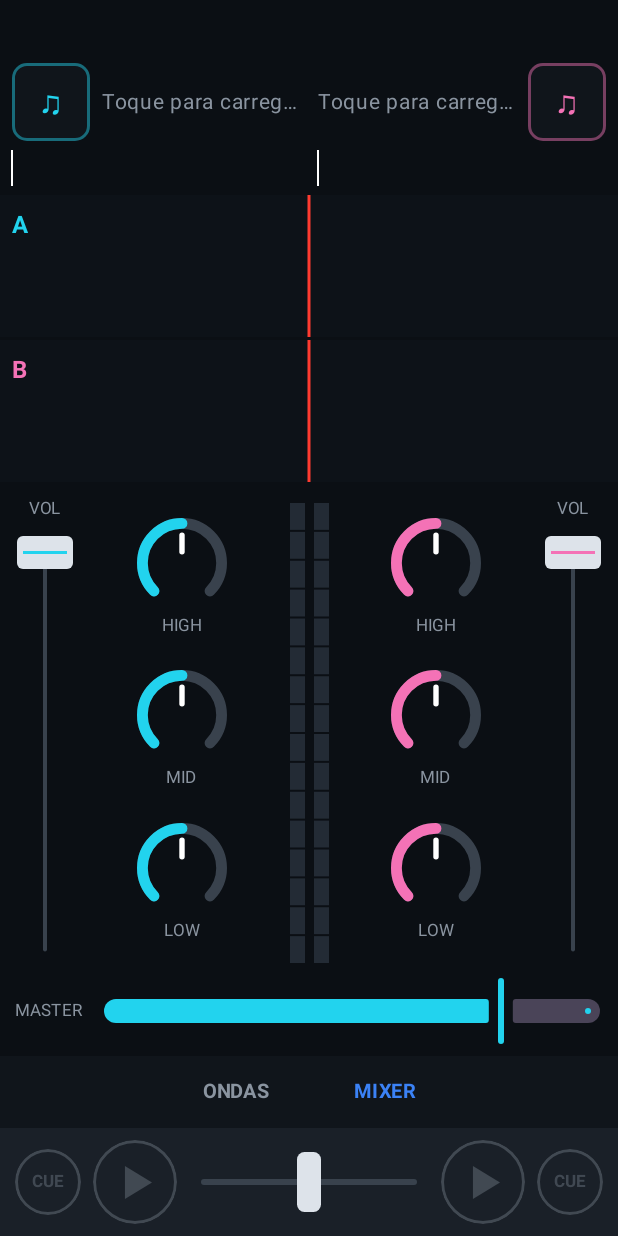
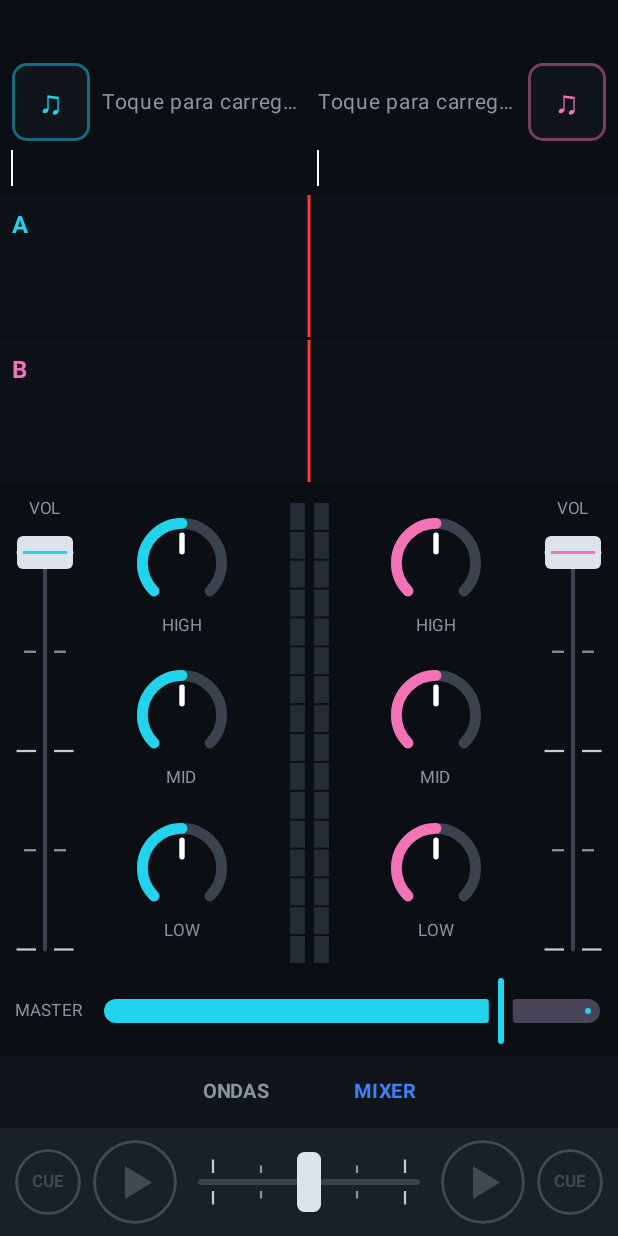
Before and after one commit to anthonylopez15/DjGrooveDeck, an Android app built with Jetpack Compose: the screen it shows after launch (MainActivity), after a tap on "MIXER", on a phone screen of 412 x 824 dp. Run offline under Robolectric (Android 15) with nearby library versions, the phone set to English and light mode, and no system bars.

Commit message:
Add level tick marks to crossfader and volume faders
- Crossfader: 5 marks (0/25/50/75/100%) above and below the groove,
  aligned with the thumb travel
- Volume faders: matching 5 marks on both sides of the groove
- Sizes in dp so the marks stay visible on high-density screens

```diff
--- a/shared/src/commonMain/kotlin/com/anthony/djapp/ui/Components.kt
+++ b/shared/src/commonMain/kotlin/com/anthony/djapp/ui/Components.kt
@@ -139,6 +139,7 @@ fun VerticalFader(
     modifier: Modifier = Modifier,
     resetTo: Float? = null,
     centerTick: Boolean = false,
+    ticks: Int = 0,
 ) {
     val current by rememberUpdatedState(value)
     val change by rememberUpdatedState(onChange)
@@ -161,6 +162,19 @@ fun VerticalFader(
         val cx = size.width / 2f
         val usable = size.height - thumbH
         drawLine(Groove, Offset(cx, thumbH / 2f), Offset(cx, size.height - thumbH / 2f), strokeWidth = 4f, cap = StrokeCap.Round)
+        // marcações de nível (sem números), dos dois lados da guia; as pontas e o meio são mais longos
+        if (ticks >= 2) {
+            for (i in 0 until ticks) {
+                val y = thumbH / 2f + usable * i / (ticks - 1)
+                val major = i == 0 || i == ticks - 1 || i == (ticks - 1) / 2 && ticks % 2 == 1
+                val gap = 6.dp.toPx()
+                val len = (if (major) 13.dp else 8.dp).toPx()
+                val c = if (major) Color(0xFFC3CCD6) else Idle
+                val w = 1.5.dp.toPx()
+                drawLine(c, Offset(cx - gap - len, y), Offset(cx - gap, y), strokeWidth = w)
+                drawLine(c, Offset(cx + gap, y), Offset(cx + gap + len, y), strokeWidth = w)
+            }
+        }
         if (centerTick) {
             val y = thumbH / 2f + usable / 2f
             drawLine(Idle, Offset(cx - 12f, y), Offset(cx + 12f, y), strokeWidth = 2f)
--- a/shared/src/commonMain/kotlin/com/anthony/djapp/ui/DjApp.kt
+++ b/shared/src/commonMain/kotlin/com/anthony/djapp/ui/DjApp.kt
@@ -1,5 +1,6 @@
 package com.anthony.djapp.ui
 
+import androidx.compose.foundation.Canvas
 import androidx.compose.foundation.background
 import androidx.compose.foundation.border
 import androidx.compose.foundation.clickable
@@ -37,7 +38,9 @@ import androidx.compose.runtime.setValue
 import androidx.compose.runtime.withFrameNanos
 import androidx.compose.ui.Alignment
 import androidx.compose.ui.Modifier
+import androidx.compose.ui.geometry.Offset
 import androidx.compose.ui.graphics.Color
+import androidx.compose.ui.graphics.StrokeCap
 import androidx.compose.ui.text.font.FontWeight
 import androidx.compose.ui.text.style.TextAlign
 import androidx.compose.ui.text.style.TextOverflow
@@ -306,6 +309,7 @@ private fun VolumeFader(deck: DeckController, color: Color) {
             range = 0f..1f,
             color = color,
             resetTo = 1f,
+            ticks = 5,
             modifier = Modifier.padding(vertical = 6.dp),
         )
     }
@@ -374,7 +378,23 @@ private fun Crossfader(value: Float, onChange: (Float) -> Unit, modifier: Modifi
             Box(Modifier.size(width = 16.dp, height = 40.dp).background(Color(0xFFDDE3EA), RoundedCornerShape(5.dp)))
         },
         track = {
-            Box(Modifier.fillMaxWidth().height(4.dp).background(Groove, RoundedCornerShape(2.dp)))
+            // guia + 5 marcações (0, 25, 50, 75, 100%) acima e abaixo, alinhadas ao curso da alça
+            Canvas(Modifier.fillMaxWidth().height(40.dp)) {
+                val half = 8.dp.toPx() // metade da largura da alça
+                val usable = size.width - 2 * half
+                val cy = size.height / 2f
+                drawLine(Groove, Offset(0f, cy), Offset(size.width, cy), strokeWidth = 4.dp.toPx(), cap = StrokeCap.Round)
+                val gap = 6.dp.toPx()
+                for (i in 0..4) {
+                    val x = half + usable * i / 4f
+                    val major = i % 2 == 0
+                    val len = (if (major) 9.dp else 5.dp).toPx()
+                    val c = if (major) Color(0xFFC3CCD6) else Idle
+                    val w = 1.5.dp.toPx()
+                    drawLine(c, Offset(x, cy - gap - len), Offset(x, cy - gap), strokeWidth = w)
+                    drawLine(c, Offset(x, cy + gap), Offset(x, cy + gap + len), strokeWidth = w)
+                }
+            }
         },
     )
 }
```
